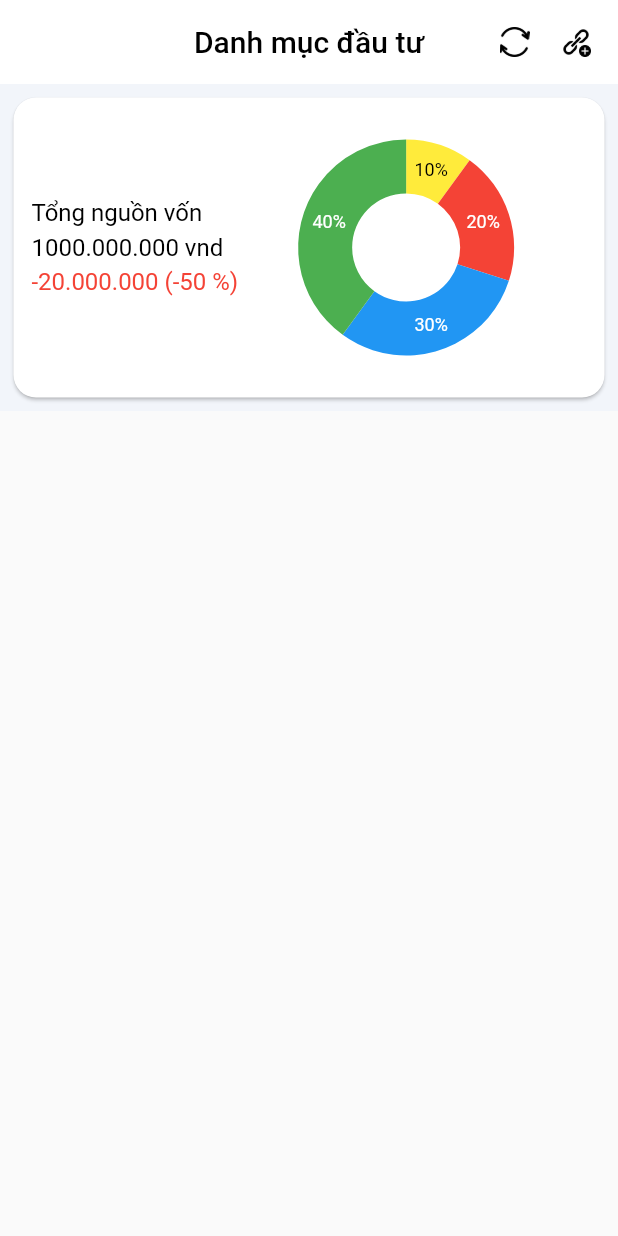
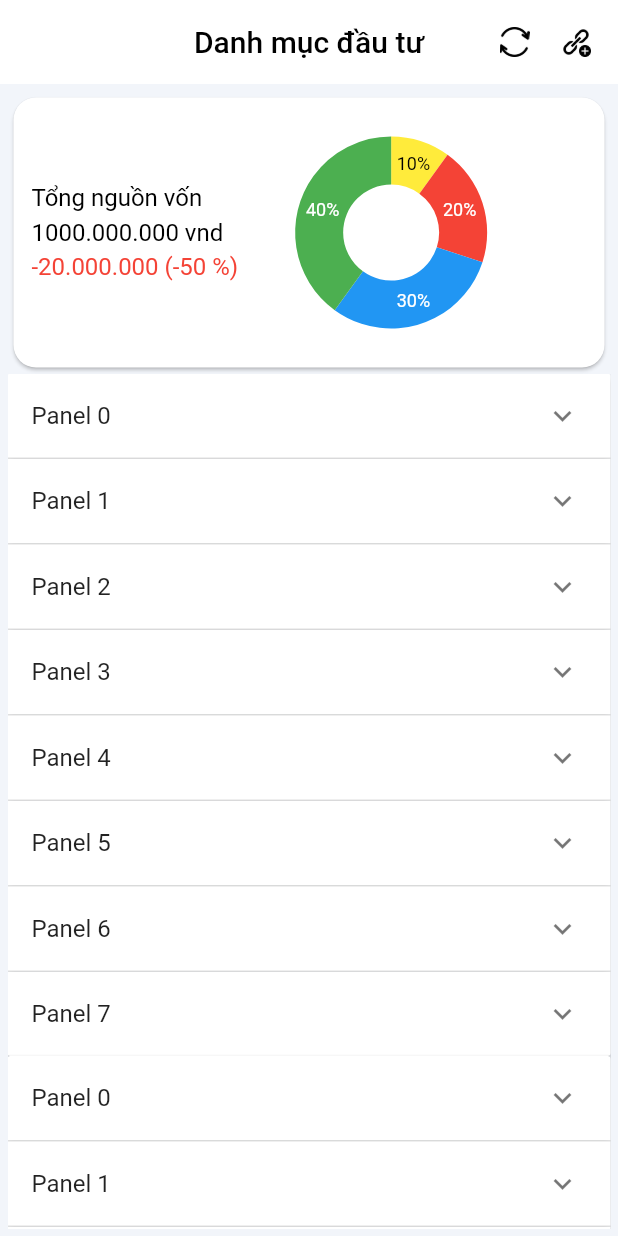
Before and after one commit to ddthanh198/invest-management, a Flutter app: the screen it shows after launch, on a phone screen of 412 x 824 dp. Run offline on Flutter 3.47's test engine with Material 2 defaults, Android fonts, the light colour scheme and no system bars; our stand-ins replace hexcolor, syncfusion_flutter_charts.

Commit message:
expand view

```diff
--- a/lib/ui/HomeScreen.dart
+++ b/lib/ui/HomeScreen.dart
@@ -55,14 +55,14 @@ class _HomeScreenState extends State<HomeScreen> {
       body: Container(
         padding: const EdgeInsets.all(5),
         color: HexColor("#F2F5FA"),
-        child: Card(
+        child: Column(
+          mainAxisSize: MainAxisSize.max,
+          children: <Widget>[
+            Card(
               shape: RoundedRectangleBorder(
                 borderRadius: BorderRadius.circular(15.0),
               ),
-          child: Column(
-            mainAxisSize: MainAxisSize.min,
-            children: <Widget>[
-              Row(
+              child: Row(
                 children: [
                   Container(
                     padding: const EdgeInsets.all(10),
@@ -104,8 +104,8 @@ class _HomeScreenState extends State<HomeScreen> {
                     ),
                   ),
                   SizedBox(
-                    height: 200,
-                    width: 200,
+                    height: 180,
+                    width: 180,
                     child: SfCircularChart(
                         series: <DoughnutSeries<PieData, String>>[
                           DoughnutSeries<PieData, String>(
@@ -126,11 +126,67 @@ class _HomeScreenState extends State<HomeScreen> {
                   )
                 ],
               )
+            ),
+            Expanded(
+              child: ListView.builder(
+                  itemCount: 20,
+                  itemBuilder: (context, index) {
+                    return ExpansionPanelList(
+                      expansionCallback: (int index, bool isExpanded) {
+                        setState(() {
+                          _data[index].isExpanded = !isExpanded;
+                        });
+                      },
+                      children: _data.map<ExpansionPanel>((Item item) {
+                        return ExpansionPanel(
+                          headerBuilder: (BuildContext context, bool isExpanded) {
+                            return ListTile(
+                              title: Text(item.headerValue),
+                            );
+                          },
+                          body: ListTile(
+                              title: Text(item.expandedValue),
+                              subtitle: Text('To delete this panel, tap the trash can icon'),
+                              trailing: Icon(Icons.delete),
+                              onTap: () {
+
+                              }
+                          ),
+                          isExpanded: item.isExpanded,
+                        );
+                      }).toList(),
+                    );
+                }
+              ),
+            )
           ],
-          ),
         ),
       ),
     );
   }
+}
 
+List<Item> generateItems(int numberOfItems) {
+  return List.generate(numberOfItems, (int index) {
+    return Item(
+      headerValue: 'Panel $index',
+      expandedValue: 'This is item number $index',
+    );
+  });
 }
+
+// ...
+
+List<Item> _data = generateItems(8);
+
+class Item {
+  Item({
+    this.expandedValue,
+    this.headerValue,
+    this.isExpanded = false,
+  });
+
+  String expandedValue;
+  String headerValue;
+  bool isExpanded;
+}
```
Lines whose indentation alone changed are shown as unchanged.
